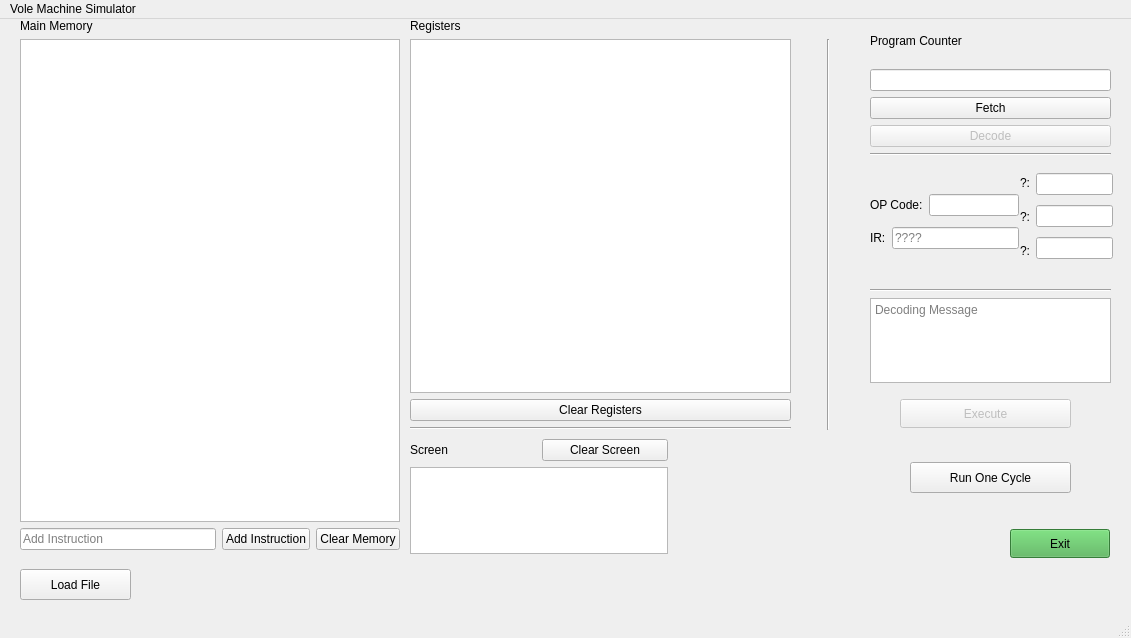
This is mainwindow.ui in adhamhamdy3/Vole-Machine as Qt 5 draws it before an edit. The edited form follows.
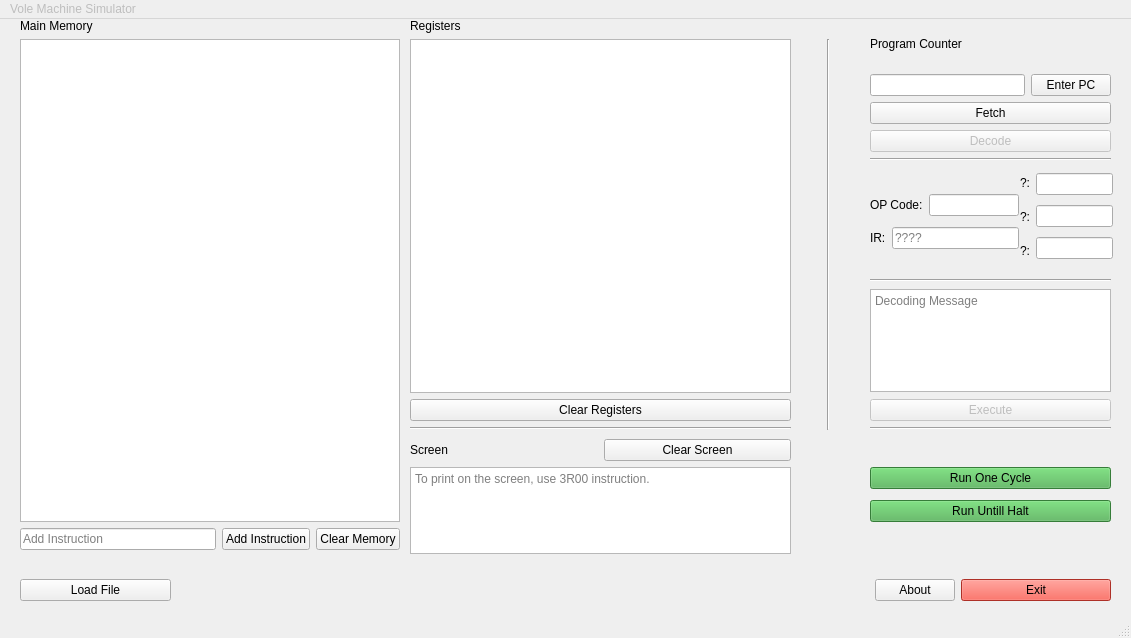
This is the edited form. Icons and pictures are not drawn.

Commit message: added about and some features

```diff
--- a/mainwindow.ui
+++ b/mainwindow.ui
@@ -2,6 +2,12 @@
 <ui version="4.0">
  <class>VoleMachineSimulator</class>
  <widget class="QMainWindow" name="VoleMachineSimulator">
+  <property name="windowModality">
+   <enum>Qt::WindowModality::WindowModal</enum>
+  </property>
+  <property name="enabled">
+   <bool>true</bool>
+  </property>
   <property name="geometry">
    <rect>
     <x>0</x>
@@ -10,6 +16,24 @@
     <height>638</height>
    </rect>
   </property>
+  <property name="sizePolicy">
+   <sizepolicy hsizetype="Fixed" vsizetype="Fixed">
+    <horstretch>0</horstretch>
+    <verstretch>0</verstretch>
+   </sizepolicy>
+  </property>
+  <property name="minimumSize">
+   <size>
+    <width>1131</width>
+    <height>638</height>
+   </size>
+  </property>
+  <property name="maximumSize">
+   <size>
+    <width>1131</width>
+    <height>638</height>
+   </size>
+  </property>
   <property name="windowTitle">
    <string>Vole Machine</string>
   </property>
@@ -17,37 +41,12 @@
    <iconset theme="QIcon::ThemeIcon::Computer"/>
   </property>
   <widget class="QWidget" name="centralwidget">
-   <widget class="QPushButton" name="Exit">
-    <property name="geometry">
-     <rect>
-      <x>1010</x>
-      <y>510</y>
-      <width>100</width>
-      <height>29</height>
-     </rect>
-    </property>
-    <property name="styleSheet">
-     <string notr="true">QPushButton {
-    background-color: #4CAF50;      /* Green color /
-    color: white;                   / Text color /
-    border: none;                   / No border /
-    padding: 10px 20px;             / Padding /
-    border-radius: 5px;             / Rounded corners /
-    font-size: 16px;                / Font size /
-}
-
-QPushButton:hover {
-    background-color: #45a049;      / Darker green on hover /
-}
-
-QPushButton:pressed {
-    background-color: #3e8e41;      / Even darker green when pressed */
-}</string>
-    </property>
-    <property name="text">
-     <string>Exit</string>
-    </property>
-   </widget>
+   <property name="sizePolicy">
+    <sizepolicy hsizetype="Fixed" vsizetype="Fixed">
+     <horstretch>0</horstretch>
+     <verstretch>0</verstretch>
+    </sizepolicy>
+   </property>
    <widget class="QWidget" name="layoutWidget">
     <property name="geometry">
      <rect>
@@ -97,29 +96,13 @@
      <enum>Qt::Orientation::Vertical</enum>
     </property>
    </widget>
-   <widget class="QPushButton" name="executeButton">
-    <property name="enabled">
-     <bool>false</bool>
-    </property>
-    <property name="geometry">
-     <rect>
-      <x>900</x>
-      <y>380</y>
-      <width>171</width>
-      <height>29</height>
-     </rect>
-    </property>
-    <property name="text">
-     <string>Execute</string>
-    </property>
-   </widget>
    <widget class="QWidget" name="layoutWidget">
     <property name="geometry">
      <rect>
       <x>870</x>
       <y>0</y>
       <width>241</width>
-      <height>137</height>
+      <height>142</height>
      </rect>
     </property>
     <layout class="QVBoxLayout" name="verticalLayout_2">
@@ -131,11 +114,22 @@
       </widget>
      </item>
      <item>
-      <widget class="QLineEdit" name="pcVeiwBox">
-       <property name="readOnly">
-        <bool>false</bool>
-       </property>
-      </widget>
+      <layout class="QHBoxLayout" name="horizontalLayout_7">
+       <item>
+        <widget class="QLineEdit" name="pcVeiwBox">
+         <property name="readOnly">
+          <bool>false</bool>
+         </property>
+        </widget>
+       </item>
+       <item>
+        <widget class="QPushButton" name="enterPC_Button">
+         <property name="text">
+          <string>Enter PC</string>
+         </property>
+        </widget>
+       </item>
+      </layout>
      </item>
      <item>
       <widget class="QPushButton" name="fetchButton">
@@ -163,41 +157,12 @@
      </item>
     </layout>
    </widget>
-   <widget class="QWidget" name="layoutWidget">
-    <property name="geometry">
-     <rect>
-      <x>870</x>
-      <y>270</y>
-      <width>241</width>
-      <height>94</height>
-     </rect>
-    </property>
-    <layout class="QVBoxLayout" name="verticalLayout_7">
-     <item>
-      <widget class="Line" name="line_4">
-       <property name="orientation">
-        <enum>Qt::Orientation::Horizontal</enum>
-       </property>
-      </widget>
-     </item>
-     <item>
-      <widget class="QTextEdit" name="decodeMessage">
-       <property name="readOnly">
-        <bool>true</bool>
-       </property>
-       <property name="placeholderText">
-        <string>Decoding Message</string>
-       </property>
-      </widget>
-     </item>
-    </layout>
-   </widget>
    <widget class="QWidget" name="layoutWidget">
     <property name="geometry">
      <rect>
       <x>410</x>
       <y>420</y>
-      <width>258</width>
+      <width>381</width>
       <height>115</height>
      </rect>
     </property>
@@ -225,6 +190,9 @@
        <property name="readOnly">
         <bool>true</bool>
        </property>
+       <property name="placeholderText">
+        <string>To print on the screen, use 3R00 instruction.</string>
+       </property>
       </widget>
      </item>
     </layout>
@@ -403,43 +371,243 @@
      </item>
     </layout>
    </widget>
-   <widget class="QPushButton" name="pushButton_2">
+   <widget class="QWidget" name="layoutWidget">
+    <property name="geometry">
+     <rect>
+      <x>870</x>
+      <y>260</y>
+      <width>241</width>
+      <height>151</height>
+     </rect>
+    </property>
+    <layout class="QVBoxLayout" name="verticalLayout_11">
+     <property name="sizeConstraint">
+      <enum>QLayout::SizeConstraint::SetNoConstraint</enum>
+     </property>
+     <item>
+      <layout class="QVBoxLayout" name="verticalLayout_8">
+       <property name="spacing">
+        <number>7</number>
+       </property>
+       <property name="sizeConstraint">
+        <enum>QLayout::SizeConstraint::SetNoConstraint</enum>
+       </property>
+       <item>
+        <layout class="QVBoxLayout" name="verticalLayout_7">
+         <property name="sizeConstraint">
+          <enum>QLayout::SizeConstraint::SetNoConstraint</enum>
+         </property>
+         <item>
+          <widget class="Line" name="line_4">
+           <property name="orientation">
+            <enum>Qt::Orientation::Horizontal</enum>
+           </property>
+          </widget>
+         </item>
+         <item>
+          <widget class="QTextEdit" name="decodeMessage">
+           <property name="readOnly">
+            <bool>true</bool>
+           </property>
+           <property name="placeholderText">
+            <string>Decoding Message</string>
+           </property>
+          </widget>
+         </item>
+        </layout>
+       </item>
+       <item>
+        <widget class="QPushButton" name="executeButton">
+         <property name="enabled">
+          <bool>false</bool>
+         </property>
+         <property name="text">
+          <string>Execute</string>
+         </property>
+        </widget>
+       </item>
+      </layout>
+     </item>
+     <item>
+      <spacer name="verticalSpacer">
+       <property name="orientation">
+        <enum>Qt::Orientation::Vertical</enum>
+       </property>
+       <property name="sizeHint" stdset="0">
+        <size>
+         <width>20</width>
+         <height>40</height>
+        </size>
+       </property>
+      </spacer>
+     </item>
+     <item>
+      <widget class="Line" name="line_5">
+       <property name="orientation">
+        <enum>Qt::Orientation::Horizontal</enum>
+       </property>
+      </widget>
+     </item>
+    </layout>
+   </widget>
+   <widget class="QWidget" name="layoutWidget">
     <property name="geometry">
      <rect>
       <x>20</x>
       <y>550</y>
-      <width>111</width>
-      <height>31</height>
+      <width>1091</width>
+      <height>43</height>
      </rect>
     </property>
-    <property name="text">
-     <string>Load File</string>
-    </property>
+    <layout class="QHBoxLayout" name="horizontalLayout_6">
+     <property name="sizeConstraint">
+      <enum>QLayout::SizeConstraint::SetNoConstraint</enum>
+     </property>
+     <item>
+      <widget class="QPushButton" name="loadFileButton">
+       <property name="sizePolicy">
+        <sizepolicy hsizetype="MinimumExpanding" vsizetype="Fixed">
+         <horstretch>0</horstretch>
+         <verstretch>0</verstretch>
+        </sizepolicy>
+       </property>
+       <property name="text">
+        <string>Load File</string>
+       </property>
+      </widget>
+     </item>
+     <item>
+      <spacer name="horizontalSpacer">
+       <property name="orientation">
+        <enum>Qt::Orientation::Horizontal</enum>
+       </property>
+       <property name="sizeHint" stdset="0">
+        <size>
+         <width>698</width>
+         <height>26</height>
+        </size>
+       </property>
+      </spacer>
+     </item>
+     <item>
+      <widget class="QPushButton" name="aboutButton">
+       <property name="text">
+        <string>About</string>
+       </property>
+      </widget>
+     </item>
+     <item>
+      <widget class="QPushButton" name="Exit">
+       <property name="sizePolicy">
+        <sizepolicy hsizetype="MinimumExpanding" vsizetype="Fixed">
+         <horstretch>0</horstretch>
+         <verstretch>0</verstretch>
+        </sizepolicy>
+       </property>
+       <property name="styleSheet">
+        <string notr="true">QPushButton {
+    background-color: #f44336;      /* Green color /
+    color: white;                   / Text color /
+    border: none;                   / No border /
+    padding: 10px 20px;             / Padding /
+    border-radius: 5px;             / Rounded corners /
+    font-size: 16px;                / Font size /
+}
+
+QPushButton:hover {
+    background-color: #d32f2f;      / Darker green on hover /
+}
+
+QPushButton:pressed {
+    background-color: #b71c1c;      / Even darker green when pressed */
+}</string>
+       </property>
+       <property name="text">
+        <string>Exit</string>
+       </property>
+      </widget>
+     </item>
+    </layout>
    </widget>
-   <widget class="QPushButton" name="pushButton">
+   <widget class="QWidget" name="layoutWidget">
     <property name="geometry">
      <rect>
-      <x>910</x>
+      <x>870</x>
       <y>443</y>
-      <width>161</width>
-      <height>31</height>
+      <width>241</width>
+      <height>67</height>
      </rect>
     </property>
-    <property name="text">
-     <string>Run One Cycle</string>
-    </property>
+    <layout class="QVBoxLayout" name="verticalLayout_12">
+     <item>
+      <widget class="QPushButton" name="runOneCycleButton">
+       <property name="styleSheet">
+        <string notr="true">QPushButton {
+    background-color: #4CAF50;      /* Green color /
+    color: white;                   / Text color /
+    border: none;                   / No border /
+    padding: 10px 20px;             / Padding /
+    border-radius: 5px;             / Rounded corners /
+    font-size: 16px;                / Font size /
+}
+
+QPushButton:hover {
+    background-color: #45a049;      / Darker green on hover /
+}
+
+QPushButton:pressed {
+    background-color: #3e8e41;      / Even darker green when pressed */
+}</string>
+       </property>
+       <property name="text">
+        <string>Run One Cycle</string>
+       </property>
+      </widget>
+     </item>
+     <item>
+      <widget class="QPushButton" name="runUntillHaltButton">
+       <property name="styleSheet">
+        <string notr="true">QPushButton {
+    background-color: #4CAF50;      /* Green color /
+    color: white;                   / Text color /
+    border: none;                   / No border /
+    padding: 10px 20px;             / Padding /
+    border-radius: 5px;             / Rounded corners /
+    font-size: 16px;                / Font size /
+}
+
+QPushButton:hover {
+    background-color: #45a049;      / Darker green on hover /
+}
+
+QPushButton:pressed {
+    background-color: #3e8e41;      / Even darker green when pressed */
+}</string>
+       </property>
+       <property name="text">
+        <string>Run Untill Halt</string>
+       </property>
+      </widget>
+     </item>
+    </layout>
    </widget>
   </widget>
   <widget class="QMenuBar" name="menubar">
+   <property name="enabled">
+    <bool>false</bool>
+   </property>
    <property name="geometry">
     <rect>
      <x>0</x>
      <y>0</y>
      <width>1131</width>
-     <height>21</height>
+     <height>26</height>
     </rect>
    </property>
    <widget class="QMenu" name="menua">
+    <property name="enabled">
+     <bool>false</bool>
+    </property>
     <property name="title">
      <string>Vole Machine Simulator</string>
     </property>
```
Left out of the diff: 6 changed lines with no effect on the pictures. The commit also changes 10 other files.
